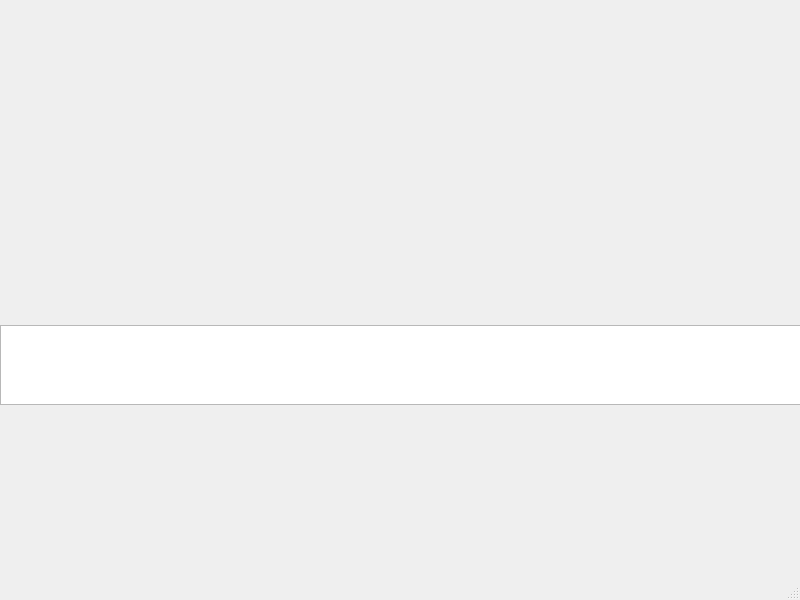
Before: the Qt Designer form QtDesigner/bwmeasure.ui in matoloa/brainwash, drawn with Qt 5.
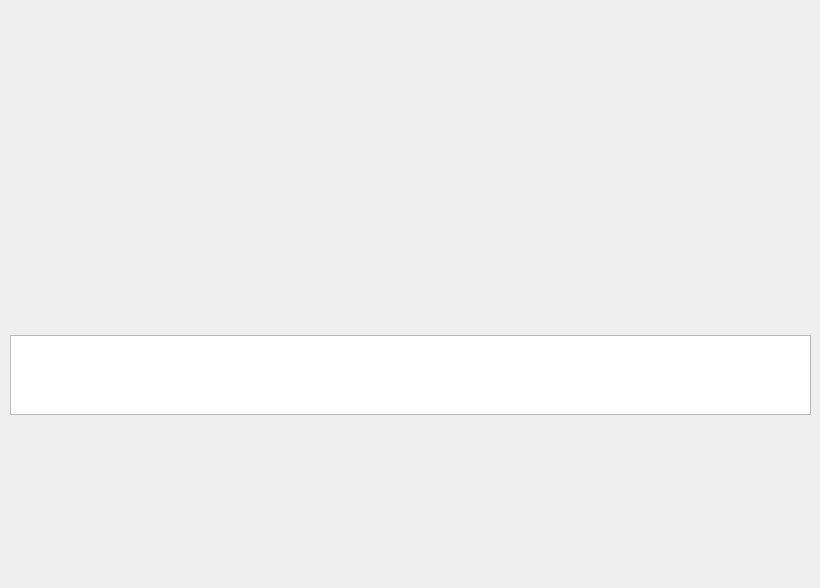
After: the same form once the commit is applied.

Commit message: Added placeholder window to open upon double click

Patch:
```diff
--- a/QtDesigner/bwmeasure.ui
+++ b/QtDesigner/bwmeasure.ui
@@ -1,13 +1,13 @@
 <?xml version="1.0" encoding="UTF-8"?>
 <ui version="4.0">
- <class>measure_window</class>
- <widget class="QMainWindow" name="measure_window">
+ <class>measure</class>
+ <widget class="QWidget" name="measure">
   <property name="geometry">
    <rect>
     <x>0</x>
     <y>0</y>
-    <width>800</width>
-    <height>600</height>
+    <width>820</width>
+    <height>588</height>
    </rect>
   </property>
   <property name="focusPolicy">
@@ -16,12 +16,11 @@
   <property name="windowTitle">
    <string>placeholder_name_of_recording</string>
   </property>
-  <widget class="QWidget" name="centralwidget">
    <widget class="QWidget" name="verticalLayoutWidget">
     <property name="geometry">
      <rect>
-      <x>0</x>
-      <y>0</y>
+     <x>10</x>
+     <y>10</y>
       <width>801</width>
       <height>571</height>
      </rect>
@@ -52,8 +51,6 @@
      </item>
     </layout>
    </widget>
-  </widget>
-  <widget class="QStatusBar" name="statusbar"/>
  </widget>
  <resources/>
  <connections/>
```
Left out of the diff: 5 changed lines with no effect on the pictures. Lines whose indentation alone changed are shown as unchanged. The commit also changes 2 other files.
